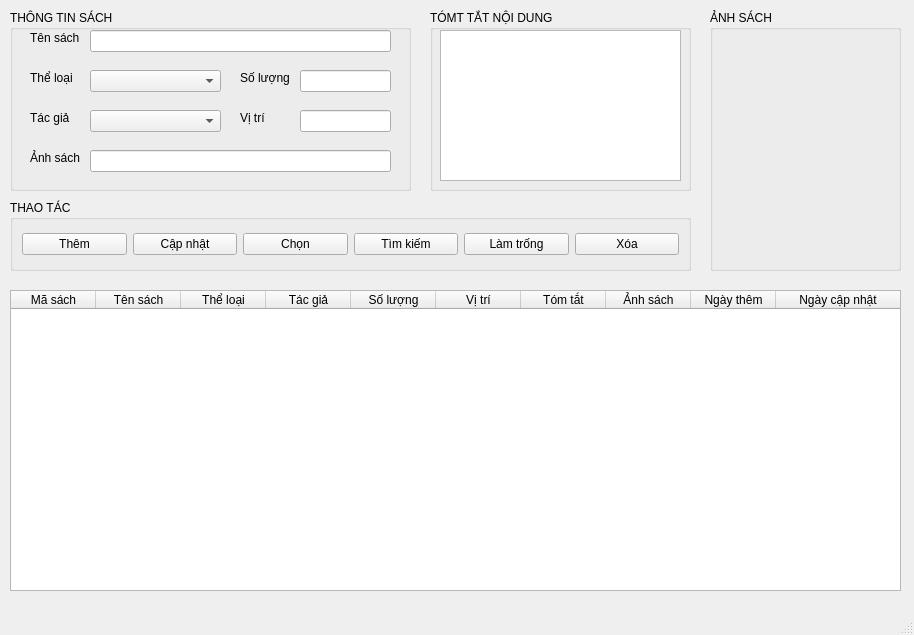
The window that ui files/ql_sach.ui (CodeNoob223/PyQT6_Quan_ly_thu_vien) describes before a commit, drawn with Qt 5.
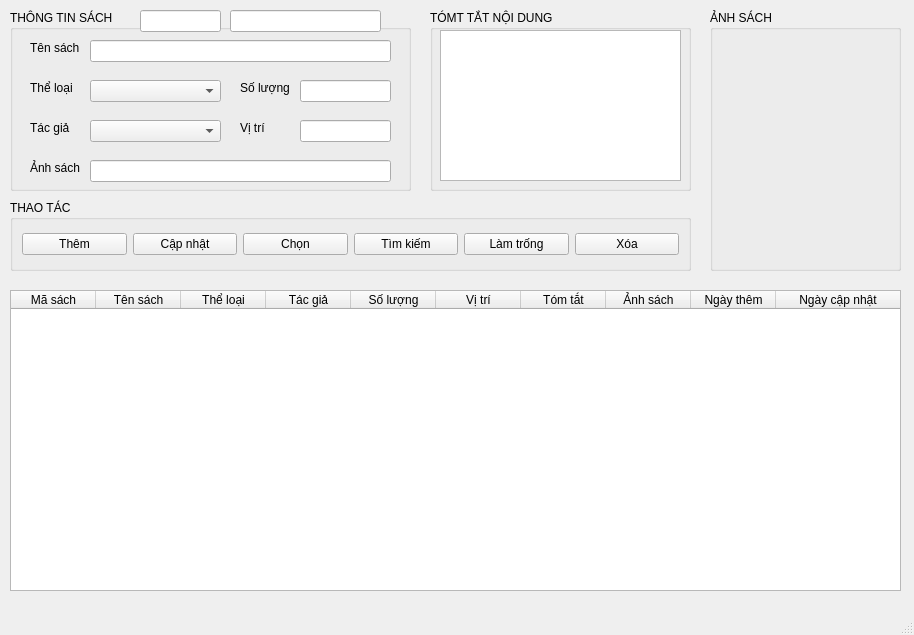
The same window after the commit. Icons and pictures are not drawn.

Patch:
```diff
--- a/ui files/ql_sach.ui
+++ b/ui files/ql_sach.ui
@@ -34,7 +34,7 @@
      <property name="geometry">
       <rect>
        <x>20</x>
-       <y>140</y>
+       <y>150</y>
        <width>55</width>
        <height>16</height>
       </rect>
@@ -47,7 +47,7 @@
      <property name="geometry">
       <rect>
        <x>80</x>
-       <y>60</y>
+       <y>70</y>
        <width>131</width>
        <height>22</height>
       </rect>
@@ -57,7 +57,7 @@
      <property name="geometry">
       <rect>
        <x>20</x>
-       <y>20</y>
+       <y>30</y>
        <width>55</width>
        <height>16</height>
       </rect>
@@ -70,7 +70,7 @@
      <property name="geometry">
       <rect>
        <x>230</x>
-       <y>60</y>
+       <y>70</y>
        <width>55</width>
        <height>16</height>
       </rect>
@@ -83,7 +83,7 @@
      <property name="geometry">
       <rect>
        <x>20</x>
-       <y>60</y>
+       <y>70</y>
        <width>51</width>
        <height>16</height>
       </rect>
@@ -96,7 +96,7 @@
      <property name="geometry">
       <rect>
        <x>290</x>
-       <y>60</y>
+       <y>70</y>
        <width>91</width>
        <height>22</height>
       </rect>
@@ -106,7 +106,7 @@
      <property name="geometry">
       <rect>
        <x>80</x>
-       <y>100</y>
+       <y>110</y>
        <width>131</width>
        <height>22</height>
       </rect>
@@ -116,7 +116,7 @@
      <property name="geometry">
       <rect>
        <x>20</x>
-       <y>100</y>
+       <y>110</y>
        <width>51</width>
        <height>16</height>
       </rect>
@@ -129,7 +129,7 @@
      <property name="geometry">
       <rect>
        <x>80</x>
-       <y>20</y>
+       <y>30</y>
        <width>301</width>
        <height>22</height>
       </rect>
@@ -139,7 +139,7 @@
      <property name="geometry">
       <rect>
        <x>290</x>
-       <y>100</y>
+       <y>110</y>
        <width>91</width>
        <height>22</height>
       </rect>
@@ -149,7 +149,7 @@
      <property name="geometry">
       <rect>
        <x>80</x>
-       <y>140</y>
+       <y>150</y>
        <width>301</width>
        <height>22</height>
       </rect>
@@ -159,7 +159,7 @@
      <property name="geometry">
       <rect>
        <x>230</x>
-       <y>100</y>
+       <y>110</y>
        <width>41</width>
        <height>16</height>
       </rect>
@@ -389,6 +389,44 @@
      </property>
     </widget>
    </widget>
+   <widget class="QLineEdit" name="maRow">
+    <property name="geometry">
+     <rect>
+      <x>140</x>
+      <y>10</y>
+      <width>81</width>
+      <height>22</height>
+     </rect>
+    </property>
+    <property name="styleSheet">
+     <string notr="true"/>
+    </property>
+    <property name="text">
+     <string/>
+    </property>
+    <property name="readOnly">
+     <bool>true</bool>
+    </property>
+   </widget>
+   <widget class="QLineEdit" name="soLuongRow">
+    <property name="geometry">
+     <rect>
+      <x>230</x>
+      <y>10</y>
+      <width>151</width>
+      <height>22</height>
+     </rect>
+    </property>
+    <property name="styleSheet">
+     <string notr="true"/>
+    </property>
+    <property name="text">
+     <string/>
+    </property>
+    <property name="readOnly">
+     <bool>true</bool>
+    </property>
+   </widget>
   </widget>
   <widget class="QMenuBar" name="menubar">
    <property name="geometry">
```
Left out of the diff: 2 changed lines with no effect on the pictures.
